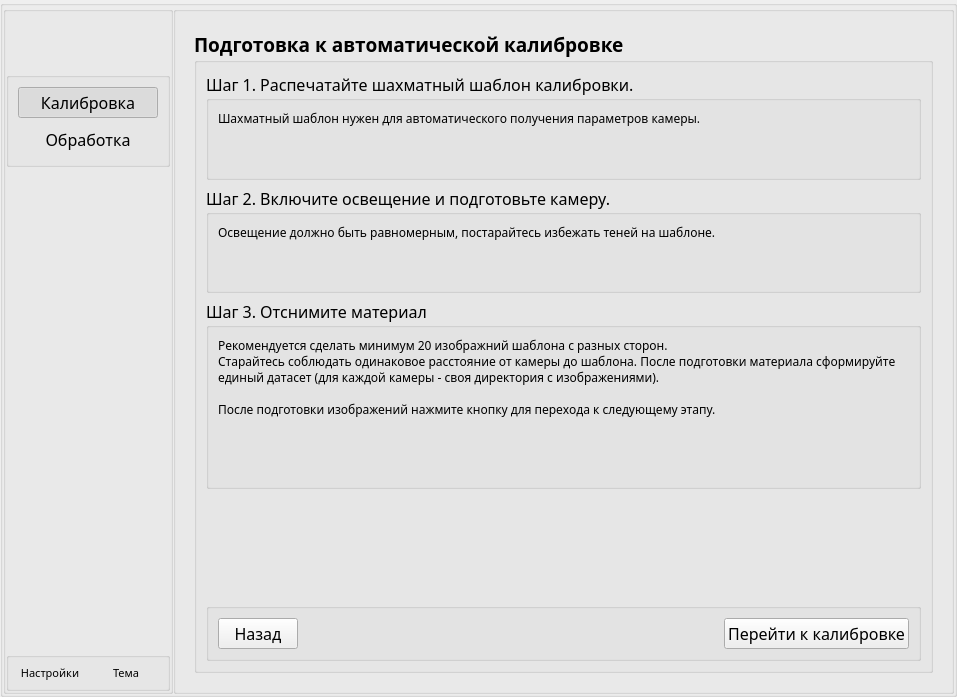
The window that ui/forms/form.ui (cloudsucker/archpoint) describes before a commit, drawn with Qt 5.
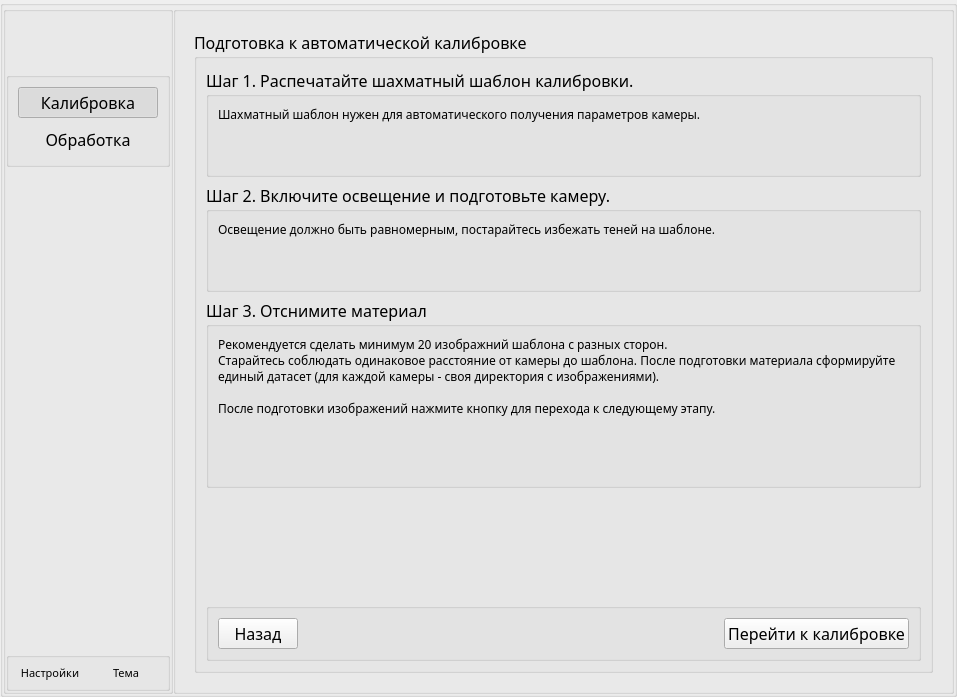
The same window after the commit. The open tabs and pages were chosen to show the change.

Commit message: Fix font assignment and update initial index for calibration steps in UI

```diff
--- a/ui/forms/form.ui
+++ b/ui/forms/form.ui
@@ -1326,8 +1326,7 @@
                <property name="font">
                 <font>
                  <family>Rubik</family>
-                 <pointsize>14</pointsize>
-                 <bold>true</bold>
+                 <pointsize>12</pointsize>
                 </font>
                </property>
                <property name="title">
```
Left out of the diff: 2 changed lines with no effect on the pictures. The commit also changes 3 other files.
